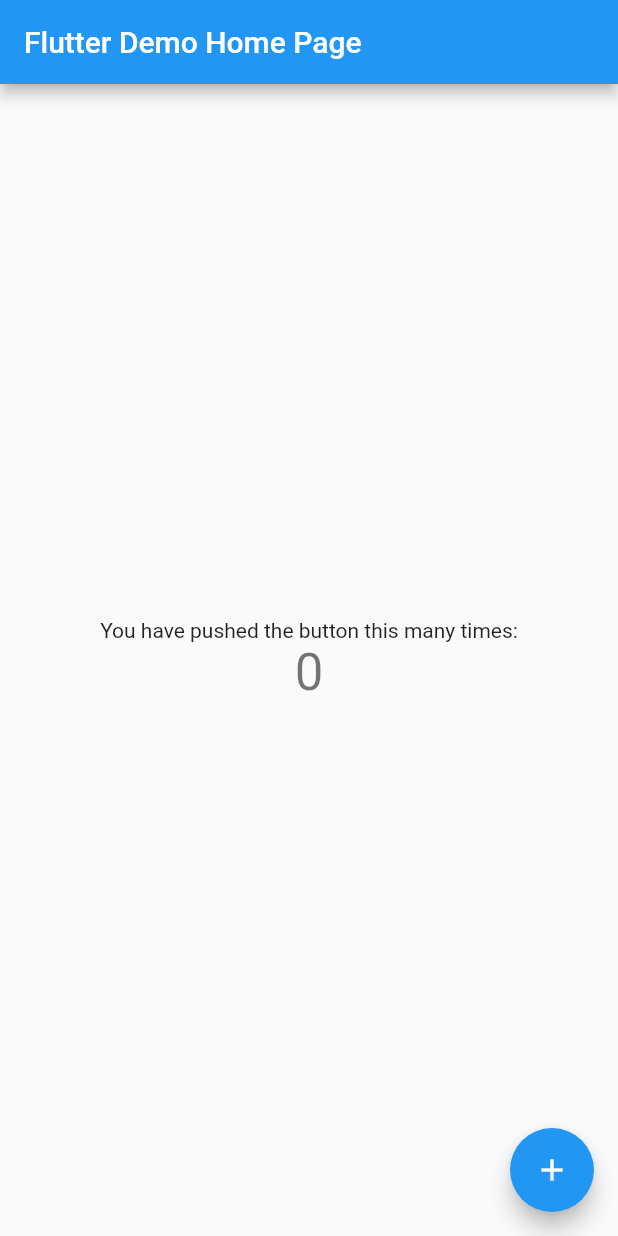
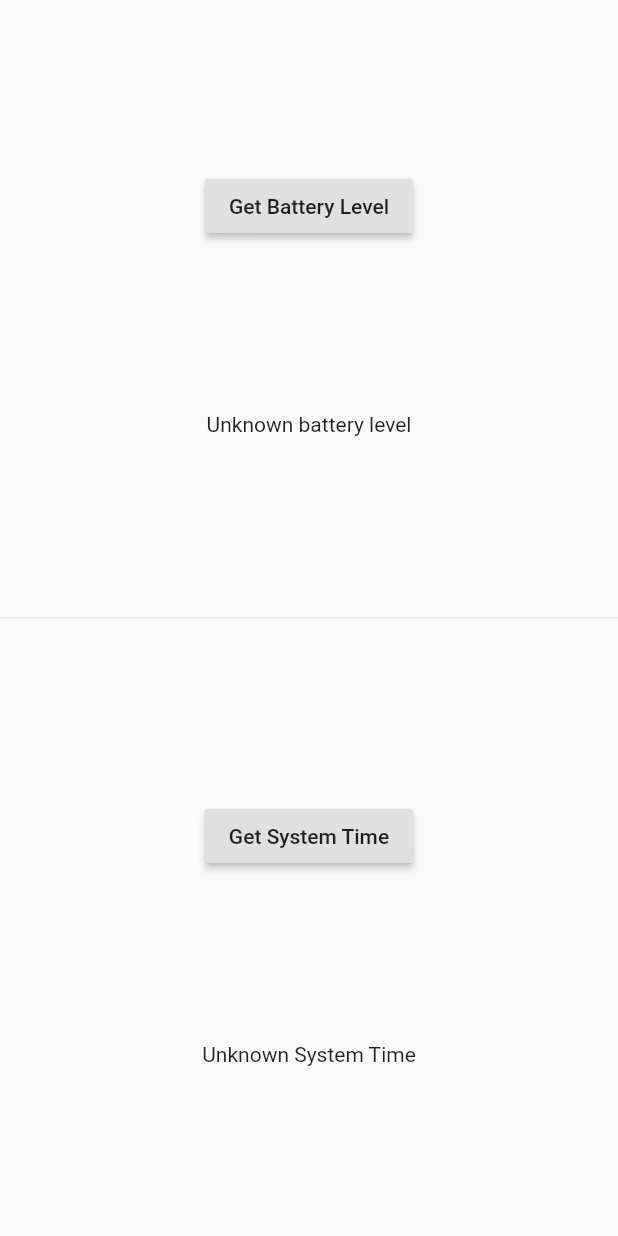
Before and after one commit to yidinghe/Flutter_Android_Method_Channel_Demo, a Flutter app: the screen it shows after launch, on a phone screen of 412 x 824 dp. Run offline on Flutter 3.47's test engine with Material 2 defaults, Android fonts, the phone set to English and light mode, and no system bars.

Commit message:
Finished Demo setup.

```diff
--- a/lib/main.dart
+++ b/lib/main.dart
@@ -1,4 +1,6 @@
 import 'package:flutter/material.dart';
+import 'dart:async';
+import 'package:flutter/services.dart';
 
 void main() => runApp(new MyApp());
 
@@ -43,67 +45,64 @@ class MyHomePage extends StatefulWidget {
 }
 
 class _MyHomePageState extends State<MyHomePage> {
-  int _counter = 0;
+  static const platform = const MethodChannel('samples.flutter.io/battery');
+  String _batteryLevel = 'Unknown battery level';
+  String _SystemTime = 'Unknown System Time';
 
-  void _incrementCounter() {
+  Future<Null> _getBatteryLevel() async {
+    String batteryLevel;
+    try {
+      final int result = await platform.invokeMethod('getBatteryLevel');
+      batteryLevel = 'Battery level at $result % . ';
+    } on PlatformException catch (e) {
+      batteryLevel = "Failed to get battery level: '${e.message}'.";
+    } catch (e) {
+      batteryLevel =
+          "Failed to get battery level: other error: '${e.message}'.";
+    }
+
     setState(() {
-      // This call to setState tells the Flutter framework that something has
-      // changed in this State, which causes it to rerun the build method below
-      // so that the display can reflect the updated values. If we changed
-      // _counter without calling setState(), then the build method would not be
-      // called again, and so nothing would appear to happen.
-      _counter++;
+      _batteryLevel = batteryLevel;
+    });
+  }
+
+  Future<Null> _getSystemTime() async {
+    String systemTime;
+    try {
+      final int result = await platform.invokeMethod('getSystemTime');
+      systemTime = 'System Time is $result . ';
+    } on PlatformException catch (e) {
+      systemTime = "Failed to get System Time: '${e.message}'.";
+    } catch (e) {
+      systemTime = "Failed to get System Time: other error: '${e.message}'.";
+    }
+
+    setState(() {
+      _SystemTime = systemTime;
     });
   }
 
   @override
   Widget build(BuildContext context) {
-    // This method is rerun every time setState is called, for instance as done
-    // by the _incrementCounter method above.
-    //
-    // The Flutter framework has been optimized to make rerunning build methods
-    // fast, so that you can just rebuild anything that needs updating rather
-    // than having to individually change instances of widgets.
-    return new Scaffold(
-      appBar: new AppBar(
-        // Here we take the value from the MyHomePage object that was created by
-        // the App.build method, and use it to set our appbar title.
-        title: new Text(widget.title),
-      ),
-      body: new Center(
-        // Center is a layout widget. It takes a single child and positions it
-        // in the middle of the parent.
+    return new Material(
+      child: new Center(
         child: new Column(
-          // Column is also layout widget. It takes a list of children and
-          // arranges them vertically. By default, it sizes itself to fit its
-          // children horizontally, and tries to be as tall as its parent.
-          //
-          // Invoke "debug paint" (press "p" in the console where you ran
-          // "flutter run", or select "Toggle Debug Paint" from the Flutter tool
-          // window in IntelliJ) to see the wireframe for each widget.
-          //
-          // Column has various properties to control how it sizes itself and
-          // how it positions its children. Here we use mainAxisAlignment to
-          // center the children vertically; the main axis here is the vertical
-          // axis because Columns are vertical (the cross axis would be
-          // horizontal).
-          mainAxisAlignment: MainAxisAlignment.center,
+          mainAxisAlignment: MainAxisAlignment.spaceEvenly,
           children: <Widget>[
-            new Text(
-              'You have pushed the button this many times:',
+            new RaisedButton(
+              child: new Text('Get Battery Level'),
+              onPressed: _getBatteryLevel,
             ),
-            new Text(
-              '$_counter',
-              style: Theme.of(context).textTheme.display1,
+            new Text(_batteryLevel),
+            new Divider(),
+            new RaisedButton(
+              child: new Text('Get System Time'),
+              onPressed: _getSystemTime,
             ),
+            new Text(_SystemTime),
           ],
         ),
       ),
-      floatingActionButton: new FloatingActionButton(
-        onPressed: _incrementCounter,
-        tooltip: 'Increment',
-        child: new Icon(Icons.add),
-      ), // This trailing comma makes auto-formatting nicer for build methods.
     );
   }
 }
```
Also changed, not shown: 1 other file.
